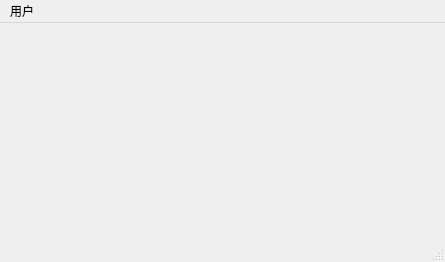
Before: the Qt Designer form Database/DBDS/mainwindow.ui in MrEdge123/homework, drawn with Qt 5.
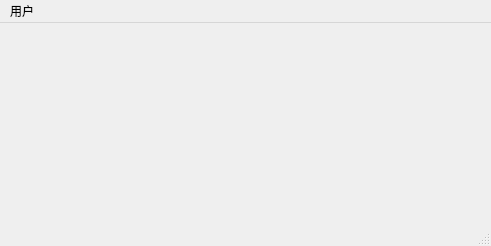
After: the same form once the commit is applied.

```diff
--- a/Database/DBDS/mainwindow.ui
+++ b/Database/DBDS/mainwindow.ui
@@ -6,8 +6,8 @@
    <rect>
     <x>0</x>
     <y>0</y>
-    <width>445</width>
-    <height>262</height>
+    <width>491</width>
+    <height>246</height>
    </rect>
   </property>
   <property name="windowTitle">
@@ -37,7 +37,7 @@
     <rect>
      <x>0</x>
      <y>0</y>
-     <width>445</width>
+     <width>491</width>
      <height>17</height>
     </rect>
    </property>
```
